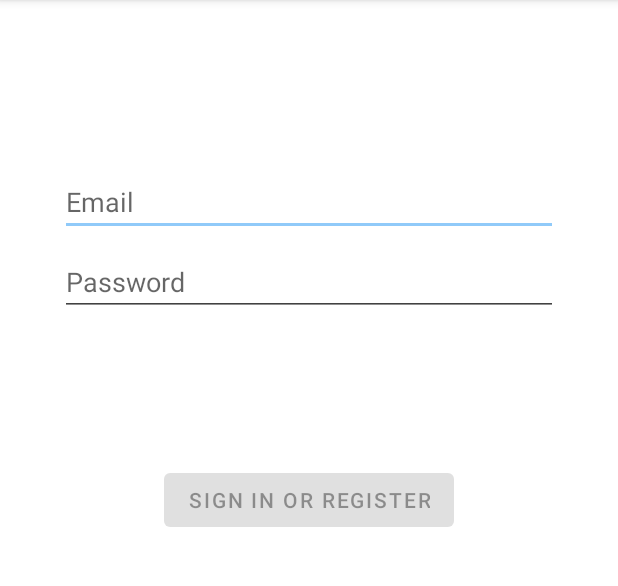
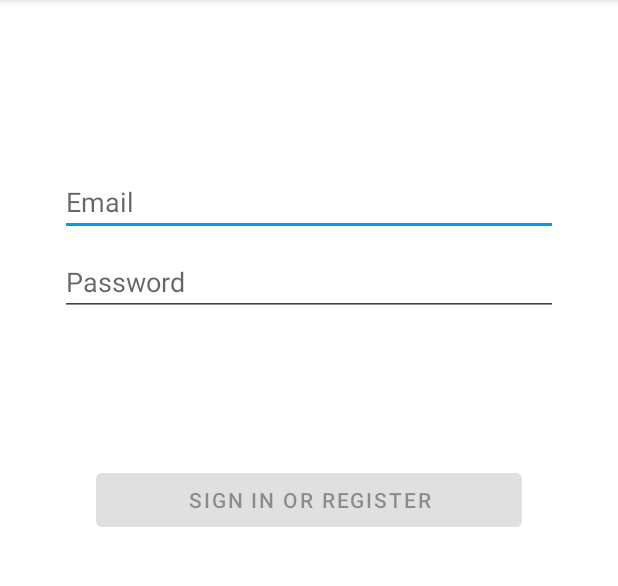
Before and after one commit to project-faceval/faceval-android, an Android app: the LoginActivity screen opened directly, with no data from a screen before it, on a phone screen of 412 x 824 dp, the part 84-670 px from its top. Run offline under Robolectric (Android 15) with nearby library versions, the phone set to English and light mode, and no system bars; Roboto replaces fonts that are not available here.

Commit message:
Update splash

```diff
--- a/app/build.gradle
+++ b/app/build.gradle
@@ -1,7 +1,7 @@
 plugins {
     id 'com.android.application'
     id 'kotlin-android'
-//    id 'org.jetbrains.kotlin.kapt'
+    id 'kotlin-kapt'
 }
 
 android {
--- a/app/src/main/res/layout/activity_login.xml
+++ b/app/src/main/res/layout/activity_login.xml
@@ -45,7 +45,7 @@
 
     <Button
         android:id="@+id/login"
-        android:layout_width="wrap_content"
+        android:layout_width="0dp"
         android:layout_height="wrap_content"
         android:layout_gravity="start"
         android:layout_marginStart="48dp"
--- a/app/src/main/res/layout/activity_splash.xml
+++ b/app/src/main/res/layout/activity_splash.xml
@@ -11,7 +11,6 @@
         android:layout_width="wrap_content"
         android:layout_height="wrap_content"
         android:layout_marginBottom="164dp"
-        android:indeterminateTint="@color/purple_500"
         app:layout_constraintBottom_toBottomOf="parent"
         app:layout_constraintEnd_toEndOf="parent"
         app:layout_constraintStart_toStartOf="parent" />
@@ -21,7 +20,7 @@
         android:layout_width="wrap_content"
         android:layout_height="wrap_content"
         android:layout_marginTop="17dp"
-        android:text="@string/loading"
+        android:text="@string/starting"
         app:layout_constraintEnd_toEndOf="@+id/loadingIndicator"
         app:layout_constraintStart_toStartOf="@+id/loadingIndicator"
         app:layout_constraintTop_toBottomOf="@+id/loadingIndicator" />
--- a/app/src/main/res/values-night/themes.xml
+++ b/app/src/main/res/values-night/themes.xml
@@ -16,7 +16,7 @@
         <!-- Customize your theme here. -->
     </style>
 
-    <style name="MainTheme.Splash" parent ="Theme.MaterialComponents.DayNight.NoActionBar">
+    <style name="MainTheme.Splash" parent="Theme.MaterialComponents.DayNight.NoActionBar">
         <item name="android:windowBackground">@drawable/splash_screen_night</item>
         <item name="android:windowNoTitle">true</item>
         <item name="android:windowFullscreen">false</item>
--- a/app/src/main/res/values/colors.xml
+++ b/app/src/main/res/values/colors.xml
@@ -21,8 +21,12 @@
     <color name="brown_900">#3E2723</color>
 
     <color name="blue_200">#90CAF9</color>
+    <color name="blue_600">#1E88E5</color>
+
+    <color name="light_blue_600">#039BE5</color>
 
     <color name="cyan_200">#80DEEA</color>
+    <color name="cyan_600">#00ACC1</color>
 
     <color name="gray_100">#F5F5F5</color>
     <color name="gray_800">#424242</color>
--- a/app/src/main/res/values/strings.xml
+++ b/app/src/main/res/values/strings.xml
@@ -13,8 +13,10 @@
     <string name="invalid_password">Password must be >5 characters</string>
     <string name="login_failed">"Login failed"</string>
 
+    <string name="loading" tools:ignore="TypographyEllipsis">Loading...</string>
+
     <!-- Splash -->
-    <string name="loading" tools:ignore="TypographyEllipsis">Loading...</string>
+    <string name="starting" tools:ignore="TypographyEllipsis">Faceval is starting...</string>
 
     <!-- Preference Titles -->
     <string name="messages_header">Messages</string>
--- a/app/src/main/res/values/themes.xml
+++ b/app/src/main/res/values/themes.xml
@@ -7,8 +7,8 @@
         <item name="colorOnPrimary">@color/black</item>
         <item name="android:textColorPrimary">@color/gray_900</item>
         <!-- Secondary brand color. -->
-        <item name="colorSecondary">@color/blue_200</item>
-        <item name="colorSecondaryVariant">@color/cyan_200</item>
+        <item name="colorSecondary">@color/light_blue_600</item>
+        <item name="colorSecondaryVariant">@color/cyan_600</item>
         <item name="colorOnSecondary">@color/black</item>
         <item name="android:textColorSecondary">@color/gray_800</item>
         <!-- Status bar color. -->
@@ -17,7 +17,7 @@
         <item name="colorOnBackground">@color/amber_50</item>
     </style>
 
-    <style name="MainTheme.Splash" parent ="Theme.MaterialComponents.DayNight.NoActionBar">
+    <style name="MainTheme.Splash" parent="Theme.MaterialComponents.DayNight.NoActionBar">
         <item name="android:windowBackground">@drawable/splash_screen</item>
         <item name="android:windowNoTitle">true</item>
         <item name="android:windowFullscreen">false</item>
```
